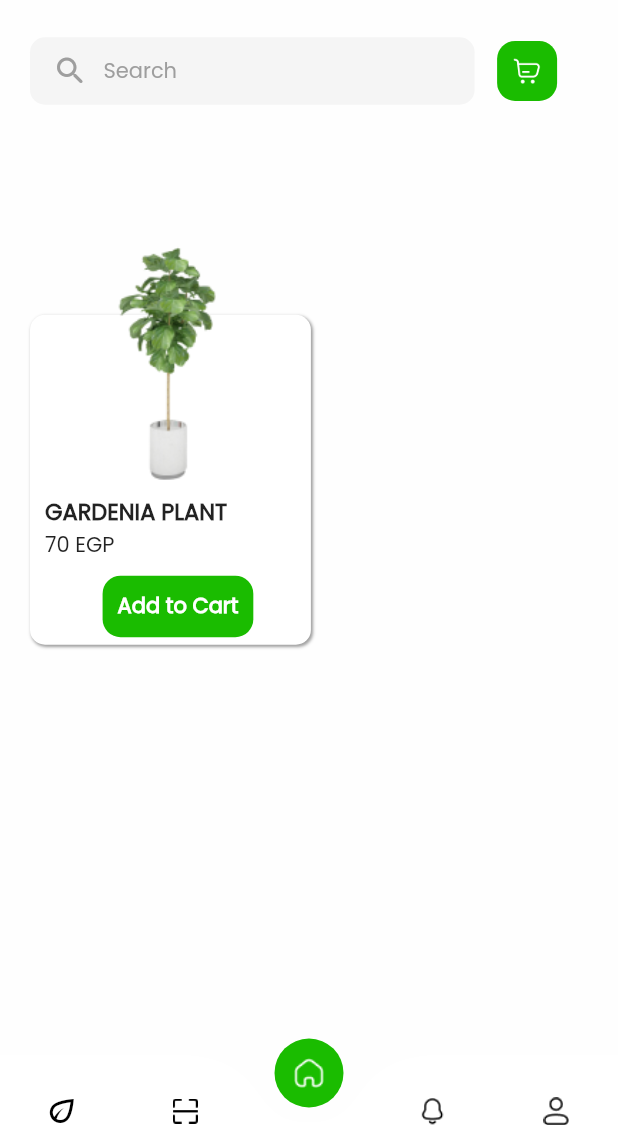
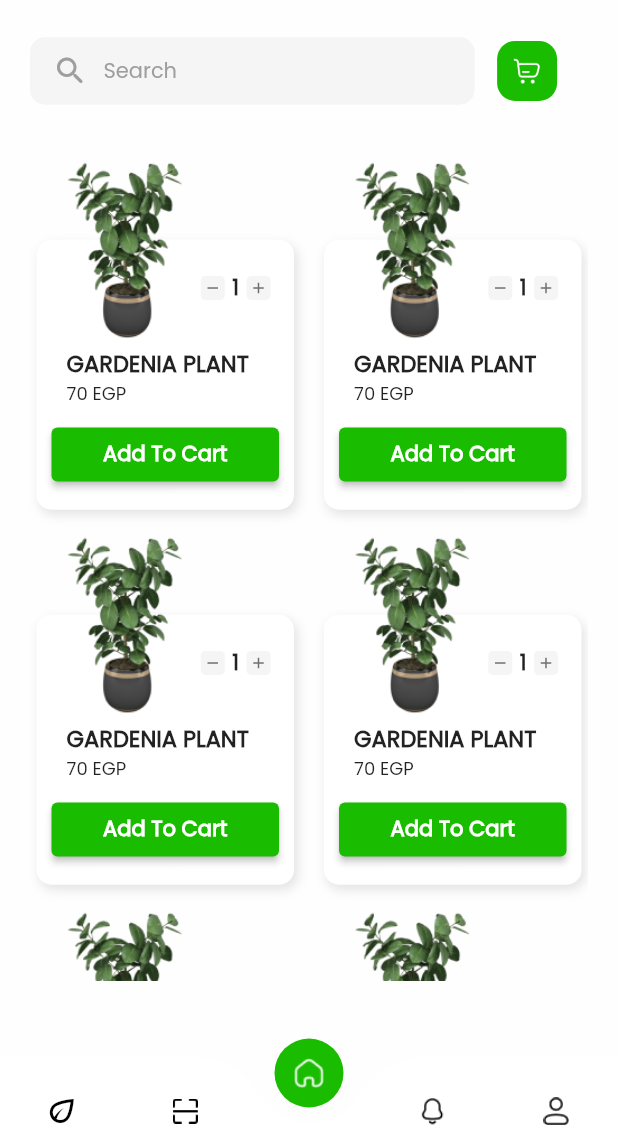
Before and after one commit to AbdallahZidano/La-Vie, a Flutter app: the MainScreen screen opened directly, on a phone screen of 412 x 824 dp, the part 91-1236 px from its top. Run offline on Flutter 3.47's test engine with Material 2 defaults, Android fonts, the light colour scheme and no system bars; drawn by our look-alikes of curved_navigation_bar; our stand-ins replace dio, get, google_sign_in, shared_preferences; missing offline and left inert: flutter_facebook_auth, qr_code_scanner; accounts and stored records are empty.

Commit message:
Edit Home Screen

```diff
--- a/lib/ui/screens/home.dart
+++ b/lib/ui/screens/home.dart
@@ -1,8 +1,9 @@
 import 'package:flutter/material.dart';
 import 'package:get/get.dart';
-import 'package:test/helper/constants/colors.dart';
-import 'package:test/helper/constants/image_paths.dart';
 
+import '../../helper/constants/colors.dart';
+import '../../helper/constants/image_paths.dart';
+import '../widgets/home_card.dart';
 import 'cart.dart';
 import 'home_search.dart';
 
@@ -13,32 +14,28 @@ class HomeScreen extends StatefulWidget {
 
 class _HomeScreenState extends State<HomeScreen> {
   final ImagePaths _imagePaths = ImagePaths();
-
   final ColorHepler _colorHepler = ColorHepler();
 
   bool allSelected = true;
-
   bool mySelected = false;
 
   List<String> categoryList = ['All', 'Plants', 'Seeds', 'Tools'];
-
   List<bool> enabledList = [true, false, false, false, false];
 
   int length = 7;
 
   @override
   void initState() {
-    // TODO: implement initState
     super.initState();
   }
 
   @override
   Widget build(BuildContext context) {
-    var width = MediaQuery.of(context).size.width;
-    return Padding(
+    var size = MediaQuery.of(context).size;
+    return SafeArea(
+      child: Padding(
         padding: const EdgeInsets.symmetric(horizontal: 20),
         child: Column(
-        // crossAxisAlignment: CrossAxisAlignment.center,
           children: [
             const SizedBox(
               height: 20,
@@ -56,7 +53,7 @@ class _HomeScreenState extends State<HomeScreen> {
                     Get.to(HomeSearchScreen());
                   },
                   child: Container(
-                  width: width / 1.39,
+                    width: size.width / 1.39,
                     height: 45,
                     child: Padding(
                       padding: const EdgeInsets.symmetric(horizontal: 15),
@@ -100,102 +97,26 @@ class _HomeScreenState extends State<HomeScreen> {
               ],
             ),
             const SizedBox(height: 20),
-          Row(
+            SizedBox(
+              width: double.infinity,
+              height: size.height / 1.46,
+              child: ListView.builder(
+                itemCount: 3,
+                itemBuilder: (context, index) {
+                  return Row(
+                    mainAxisAlignment: MainAxisAlignment.center,
                     children: [
-              SizedBox(
-                height: 50,
-                width: width / 1.165,
-                child: SingleChildScrollView(
-                  scrollDirection: Axis.horizontal,
-                  child: Column(
-                    children: const [],
-                  ),
-                ),
-              ),
-              const SizedBox(width: 10),
+                      HomeCard(width: size.width),
+                      const SizedBox(width: 20),
+                      HomeCard(width: size.width),
                     ],
-          ),
-          Row(
-            children: [
-              Stack(
-                children: [
-                  Padding(
-                    padding: const EdgeInsets.only(top: 70),
-                    child: Container(
-                      width: width / 2.2,
-                      height: 220,
-                      decoration: BoxDecoration(
-                        color: Colors.white,
-                        borderRadius: BorderRadius.circular(10),
-                        boxShadow: const [
-                          BoxShadow(
-                            color: Colors.grey,
-                            offset: Offset(1, 1),
-                            blurRadius: 1,
-                            spreadRadius: 0.1,
-                          ),
-                        ],
-                      ),
-                      child: Padding(
-                        padding: const EdgeInsets.only(left: 10, top: 120),
-                        child: Column(
-                          crossAxisAlignment: CrossAxisAlignment.start,
-                          children: [
-                            const Text(
-                              "GARDENIA PLANT",
-                              style: TextStyle(
-                                fontWeight: FontWeight.bold,
-                                fontSize: 15,
-                              ),
-                            ),
-                            const Text("70 EGP"),
-                            const SizedBox(height: 10),
-                            Center(
-                              child: InkWell(
-                                onTap: () {},
-                                child: Container(
-                                  child: const Text(
-                                    "Add to Cart",
-                                    style: TextStyle(
-                                      color: Colors.white,
-                                      fontWeight: FontWeight.bold,
-                                    ),
-                                  ),
-                                  padding: const EdgeInsets.all(10),
-                                  decoration: BoxDecoration(
-                                    color: _colorHepler.brand,
-                                    borderRadius: BorderRadius.circular(12),
-                                  ),
-                                ),
+                  );
+                },
               ),
             ),
           ],
         ),
       ),
-                    ),
-                  ),
-                  Padding(
-                    padding: const EdgeInsets.only(right: 50),
-                    child: Container(
-                      width: 200,
-                      height: 200,
-                      decoration: BoxDecoration(
-                          image: DecorationImage(
-                        image: AssetImage(
-                          _imagePaths.plant1,
-                          // fit: BoxFit.cover,
-                          // height: 250,
-                        ),
-                      )),
-                    ),
-                  ),
-                ],
-              ),
-              const SizedBox(width: 25),
-            ],
-          )
-        ],
-      ),
     );
   }
 }
--- a/lib/ui/screens/profile.dart
+++ b/lib/ui/screens/profile.dart
@@ -51,7 +51,7 @@ class _ProfileScreenState extends State<ProfileScreen> {
             children: [
               Container(
                 decoration: BoxDecoration(
-                  color: Colors.black.withOpacity(0.6),
+                  color: Colors.black.withOpacity(0.65),
                 ),
               ),
               Padding(
--- /dev/null
+++ b/lib/ui/widgets/home_card.dart
@@ -0,0 +1,130 @@
+import 'package:flutter/material.dart';
+
+import '../../helper/constants/colors.dart';
+import '../../helper/constants/image_paths.dart';
+
+class HomeCard extends StatelessWidget {
+  final double width;
+  final ImagePaths _imagePaths = ImagePaths();
+  final ColorHepler _colorHepler = ColorHepler();
+
+  HomeCard({required this.width});
+
+  @override
+  Widget build(BuildContext context) {
+    return SizedBox(
+      width: width / 2.4,
+      height: 250,
+      child: Stack(
+        children: [
+          Align(
+            alignment: const AlignmentDirectional(-1, 1),
+            child: Container(
+              padding: const EdgeInsets.all(10),
+              width: double.infinity,
+              height: 180,
+              decoration: BoxDecoration(
+                color: Colors.white,
+                borderRadius: BorderRadius.circular(10),
+                boxShadow: const [
+                  BoxShadow(
+                    color: Color.fromARGB(255, 228, 228, 228),
+                    offset: Offset(2, 3),
+                    blurRadius: 5,
+                    spreadRadius: 0.1,
+                  ),
+                ],
+              ),
+              child: Align(
+                alignment: const AlignmentDirectional(0, 0.95),
+                child: SizedBox(
+                  width: double.infinity,
+                  child: ElevatedButton(
+                    onPressed: () {},
+                    child: const Text(
+                      'Add To Cart',
+                      style: TextStyle(
+                        fontWeight: FontWeight.bold,
+                        color: Colors.white,
+                      ),
+                    ),
+                    style: ElevatedButton.styleFrom(
+                      backgroundColor: _colorHepler.brand,
+                    ),
+                  ),
+                ),
+              ),
+            ),
+          ),
+          Align(
+            alignment: const AlignmentDirectional(-0.8, -1),
+            child: Image.asset(
+              _imagePaths.plant2,
+              width: 100,
+              height: 150,
+              fit: BoxFit.cover,
+            ),
+          ),
+          Align(
+            alignment: const AlignmentDirectional(-0.2, 0.35),
+            child: Column(
+              mainAxisSize: MainAxisSize.min,
+              crossAxisAlignment: CrossAxisAlignment.start,
+              children: const [
+                Text(
+                  "GARDENIA PLANT",
+                  style: TextStyle(fontWeight: FontWeight.bold, fontSize: 15),
+                ),
+                Text(
+                  "70 EGP",
+                  style: TextStyle(
+                    fontSize: 12,
+                    // fontWeight: FontWeight.bold,
+                  ),
+                ),
+              ],
+            ),
+          ),
+          Align(
+            alignment: const AlignmentDirectional(0.75, -0.2),
+            child: Row(
+              mainAxisSize: MainAxisSize.min,
+              children: [
+                Container(
+                  padding: const EdgeInsets.all(2),
+                  decoration: BoxDecoration(
+                    color: const Color.fromRGBO(245, 245, 245, 1),
+                    borderRadius: BorderRadius.circular(3),
+                  ),
+                  child: Icon(
+                    Icons.remove,
+                    size: 12,
+                    color: _colorHepler.text,
+                  ),
+                ),
+                const SizedBox(width: 5),
+                const Text(
+                  '1',
+                  style: TextStyle(fontWeight: FontWeight.bold),
+                ),
+                const SizedBox(width: 5),
+                Container(
+                  padding: const EdgeInsets.all(2),
+                  decoration: BoxDecoration(
+                    color: const Color.fromRGBO(245, 245, 245, 1),
+                    borderRadius: BorderRadius.circular(3),
+                  ),
+                  child: Icon(
+                    Icons.add,
+                    size: 12,
+                    color: _colorHepler.text,
+                  ),
+                ),
+              ],
+            ),
+          ),
+        ],
+      ),
+    );
+  }
+}
```
Lines whose indentation alone changed are shown as unchanged.
